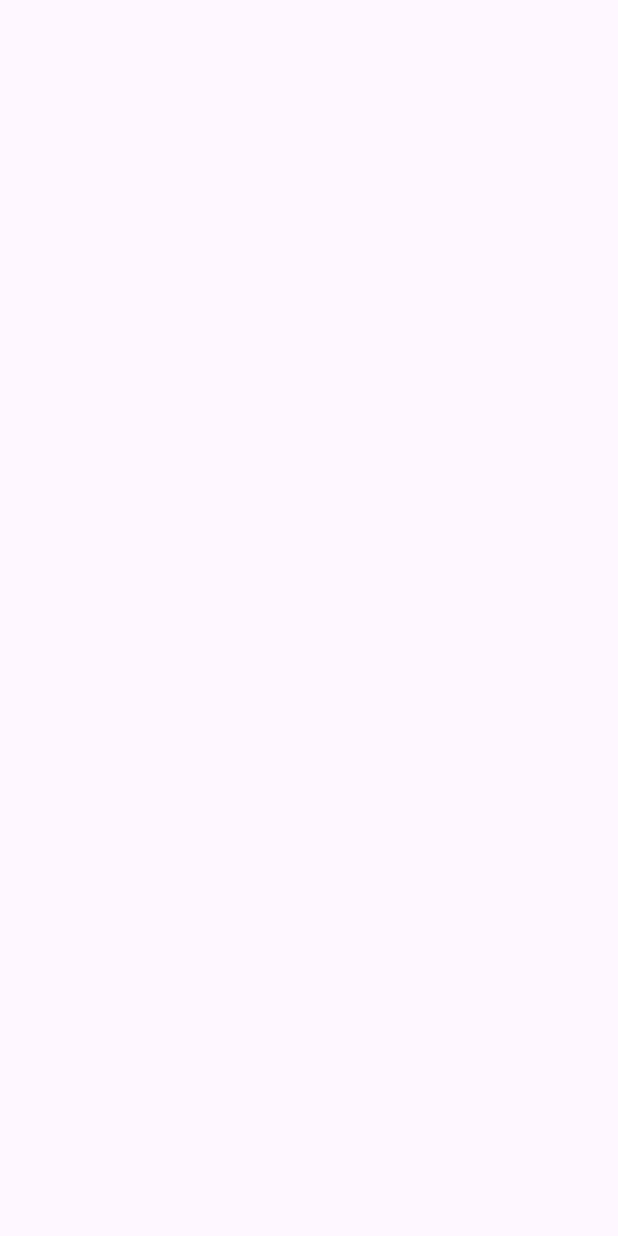
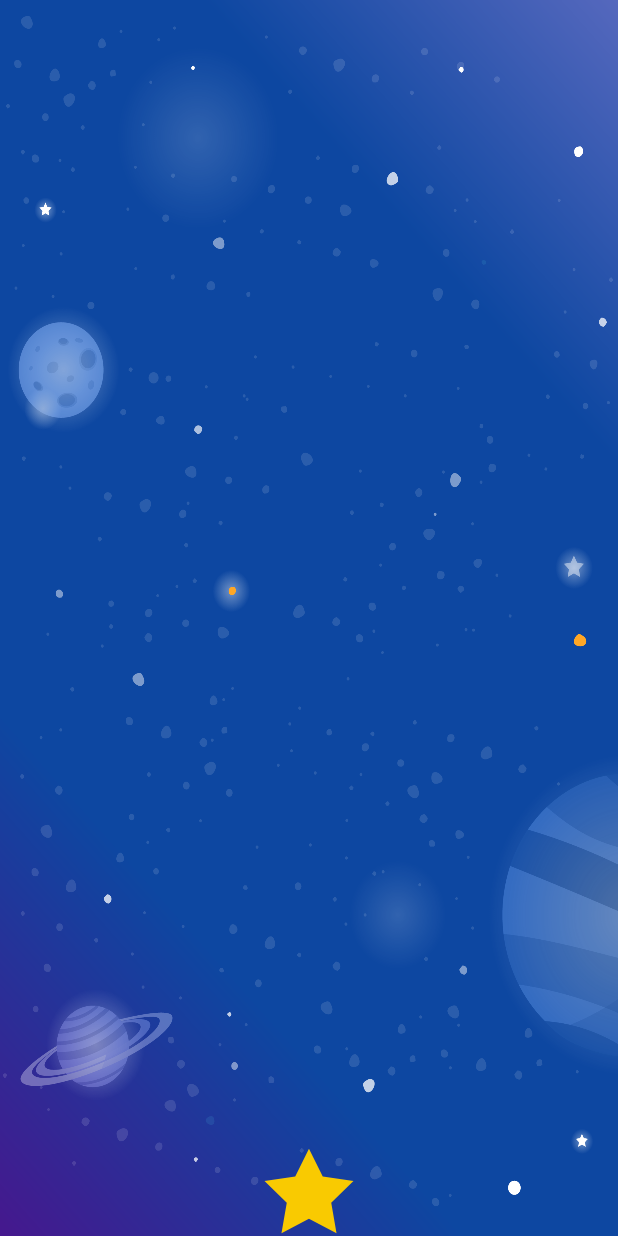
Before and after one commit to Uthoai/Motion-ex-list, an Android app: the Step2Activity screen opened directly, with no data from a screen before it, on a phone screen of 412 x 824 dp. Before the commit the screen is empty. Run offline under Robolectric (Android 15) with nearby library versions, the phone set to English and light mode, and no system bars.

Commit message:
step2 -Animating based on drag events

```diff
--- /dev/null
+++ b/app/src/main/res/drawable/ic_moon.xml
@@ -0,0 +1,19 @@
+<!--
+  ~   Copyright (C) 2019 The Android Open Source Project
+  ~   Licensed under the Apache License, Version 2.0 (the "License");
+  ~   you may not use this file except in compliance with the License.
+  ~   You may obtain a copy of the License at
+  ~
+  ~        http://www.apache.org/licenses/LICENSE-2.0
+  ~
+  ~   Unless required by applicable law or agreed to in writing, software
+  ~   distributed under the License is distributed on an "AS IS" BASIS,
+  ~   WITHOUT WARRANTIES OR CONDITIONS OF ANY KIND, either express or implied.
+  ~   See the License for the specific language governing permissions and
+  ~   limitations under the License.
+  -->
+
+<vector android:height="60dp" android:viewportHeight="806.7"
+    android:viewportWidth="807.1" android:width="60dp" xmlns:android="http://schemas.android.com/apk/res/android">
+    <path android:fillColor="#FFFFFF" android:pathData="M453.3,403.3c0,-157.7 93.3,-293.7 227.7,-355.6C631.2,24.8 575.8,12 517.4,12c-216.1,0 -391.3,175.2 -391.3,391.3s175.2,391.3 391.3,391.3c58.4,0 113.8,-12.8 163.6,-35.7C546.6,697 453.3,561.1 453.3,403.3z"/>
+</vector>
--- /dev/null
+++ b/app/src/main/res/drawable/ic_star_outline.xml
@@ -0,0 +1,19 @@
+<!--
+  ~   Copyright (C) 2019 The Android Open Source Project
+  ~   Licensed under the Apache License, Version 2.0 (the "License");
+  ~   you may not use this file except in compliance with the License.
+  ~   You may obtain a copy of the License at
+  ~
+  ~        http://www.apache.org/licenses/LICENSE-2.0
+  ~
+  ~   Unless required by applicable law or agreed to in writing, software
+  ~   distributed under the License is distributed on an "AS IS" BASIS,
+  ~   WITHOUT WARRANTIES OR CONDITIONS OF ANY KIND, either express or implied.
+  ~   See the License for the specific language governing permissions and
+  ~   limitations under the License.
+  -->
+
+<vector android:height="60dp" android:viewportHeight="806.7"
+    android:viewportWidth="807.1" android:width="60dp" xmlns:android="http://schemas.android.com/apk/res/android">
+    <path android:fillColor="#FFFFFF" android:pathData="M403.2,23.7l123.6,250l275.7,39.8l-199.6,194.3l47.4,275.2l-247.1,-130l-246.4,130l47.4,-275.2l-199.6,-194.3l275.7,-39.8z"/>
+</vector>
--- a/app/src/main/res/layout/activity_step2.xml
+++ b/app/src/main/res/layout/activity_step2.xml
@@ -1,10 +1,43 @@
 <?xml version="1.0" encoding="utf-8"?>
-<androidx.constraintlayout.widget.ConstraintLayout xmlns:android="http://schemas.android.com/apk/res/android"
+<androidx.constraintlayout.motion.widget.MotionLayout xmlns:android="http://schemas.android.com/apk/res/android"
     xmlns:app="http://schemas.android.com/apk/res-auto"
     xmlns:tools="http://schemas.android.com/tools"
     android:id="@+id/main"
     android:layout_width="match_parent"
     android:layout_height="match_parent"
+    android:background="@drawable/background"
+    app:layoutDescription="@xml/activity_step2_scene"
     tools:context=".ui.Step2Activity">
 
-</androidx.constraintlayout.widget.ConstraintLayout>
+    <ImageView
+        android:id="@+id/iv_midStar"
+        android:layout_width="wrap_content"
+        android:layout_height="wrap_content"
+        android:layout_marginBottom="16dp"
+        android:src="@drawable/ic_star_outline"
+        android:tint="@color/yellow"
+        app:layout_constraintBottom_toBottomOf="parent"
+        app:layout_constraintEnd_toEndOf="parent"
+        app:layout_constraintStart_toStartOf="parent" />
+
+    <ImageView
+        android:id="@+id/iv_leftStar"
+        android:layout_width="wrap_content"
+        android:layout_height="wrap_content"
+        android:layout_marginBottom="16dp"
+        android:src="@drawable/ic_star_outline"
+        app:layout_constraintBottom_toBottomOf="parent"
+        app:layout_constraintEnd_toEndOf="parent"
+        app:layout_constraintStart_toStartOf="parent" />
+
+    <ImageView
+        android:id="@+id/iv_rightStar"
+        android:layout_width="wrap_content"
+        android:layout_height="wrap_content"
+        android:layout_marginBottom="16dp"
+        android:src="@drawable/ic_star_outline"
+        app:layout_constraintBottom_toBottomOf="parent"
+        app:layout_constraintEnd_toEndOf="parent"
+        app:layout_constraintStart_toStartOf="parent" />
+
+</androidx.constraintlayout.motion.widget.MotionLayout>
--- a/app/src/main/res/values/colors.xml
+++ b/app/src/main/res/values/colors.xml
@@ -2,4 +2,5 @@
 <resources>
     <color name="black">#FF000000</color>
     <color name="white">#FFFFFFFF</color>
+    <color name="yellow">#F9ca01</color>
 </resources>
--- /dev/null
+++ b/app/src/main/res/xml/activity_step2_scene.xml
@@ -0,0 +1,74 @@
+<?xml version="1.0" encoding="utf-8"?>
+<MotionScene
+    xmlns:android="http://schemas.android.com/apk/res/android"
+    xmlns:motion="http://schemas.android.com/apk/res-auto">
+
+    <Transition
+        motion:constraintSetEnd="@+id/end"
+        motion:constraintSetStart="@id/start"
+        motion:duration="1000">
+
+        <OnSwipe
+            motion:touchAnchorId="@id/iv_midStar"/>
+
+       <KeyFrameSet>
+       </KeyFrameSet>
+    </Transition>
+
+    <ConstraintSet android:id="@+id/start">
+        <Constraint
+            android:id="@+id/iv_midStar"
+            android:layout_width="wrap_content"
+            android:layout_height="wrap_content"
+            motion:layout_constraintBottom_toBottomOf="parent"
+            motion:layout_constraintStart_toStartOf="parent"
+            motion:layout_constraintEnd_toEndOf="parent"/>
+
+        <Constraint
+            android:id="@+id/iv_leftStar"
+            android:layout_width="wrap_content"
+            android:layout_height="wrap_content"
+            android:alpha="0.0"
+            motion:layout_constraintBottom_toBottomOf="parent"
+            motion:layout_constraintStart_toStartOf="parent"
+            motion:layout_constraintEnd_toEndOf="parent"/>
+
+        <Constraint
+            android:id="@+id/iv_rightStar"
+            android:layout_width="wrap_content"
+            android:layout_height="wrap_content"
+            android:alpha="0.0"
+            motion:layout_constraintBottom_toBottomOf="parent"
+            motion:layout_constraintStart_toStartOf="parent"
+            motion:layout_constraintEnd_toEndOf="parent"/>
+    </ConstraintSet>
+
+    <ConstraintSet android:id="@+id/end">
+
+        <Constraint
+            android:id="@+id/iv_midStar"
+            android:layout_width="wrap_content"
+            android:layout_height="wrap_content"
+            motion:layout_constraintStart_toStartOf="parent"
+            motion:layout_constraintEnd_toEndOf="parent"
+            motion:layout_constraintTop_toTopOf="parent"
+            android:layout_marginTop="24dp"/>
+
+        <Constraint
+            android:id="@+id/iv_leftStar"
+            android:layout_width="wrap_content"
+            android:layout_height="wrap_content"
+            android:alpha="1.0"
+            motion:layout_constraintEnd_toStartOf="@id/iv_midStar"
+            motion:layout_constraintTop_toTopOf="@id/iv_midStar"/>
+
+        <Constraint
+            android:id="@+id/iv_rightStar"
+            android:layout_width="wrap_content"
+            android:layout_height="wrap_content"
+            android:alpha="1.0"
+            motion:layout_constraintStart_toEndOf="@id/iv_midStar"
+            motion:layout_constraintTop_toTopOf="@id/iv_midStar"/>
+
+    </ConstraintSet>
+</MotionScene>
```
Also changed, not shown: app/src/main/res/drawable/background.png (added).
